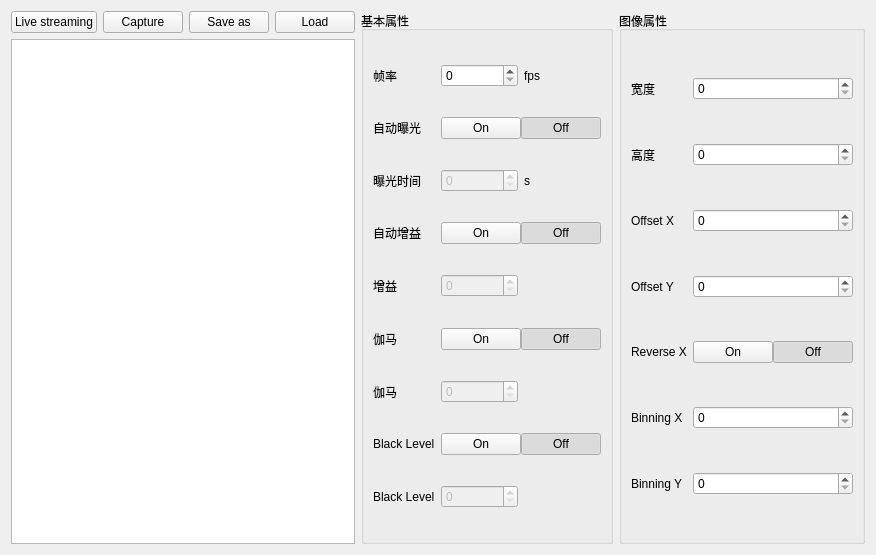
Above: UIModular/MainWindow/FunctionWidget/ImagingWidget/ImagingWidgetUI.ui from EddyXieFalcon/ColorAnalyst before the change. Below: the same form after it.
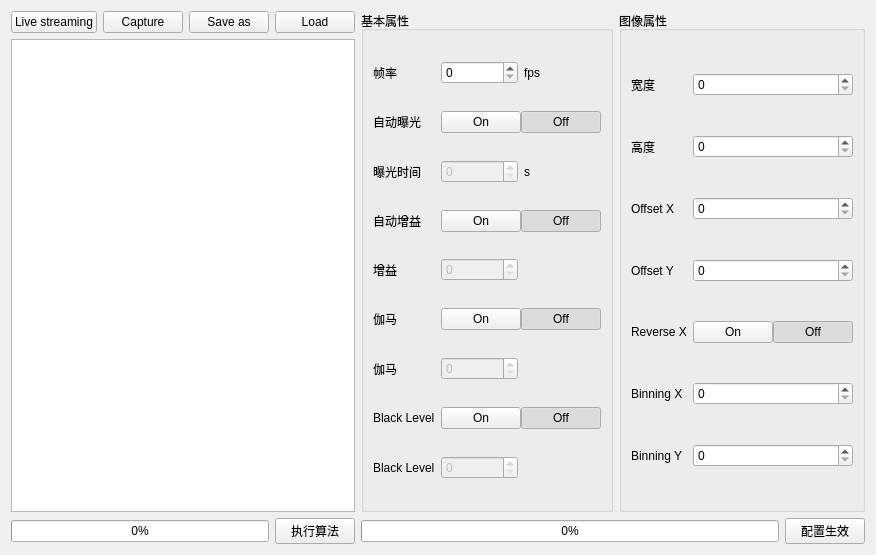
That is the form after the change.

Patch:
```diff
--- a/UIModular/MainWindow/FunctionWidget/ImagingWidget/ImagingWidgetUI.ui
+++ b/UIModular/MainWindow/FunctionWidget/ImagingWidget/ImagingWidgetUI.ui
@@ -13,7 +13,9 @@
   <property name="windowTitle">
    <string>Form</string>
   </property>
-  <layout class="QHBoxLayout" name="horizontalLayout_12">
+  <layout class="QHBoxLayout" name="horizontalLayout_20">
+   <item>
+    <layout class="QVBoxLayout" name="verticalLayout_3">
    <item>
     <layout class="QVBoxLayout" name="verticalLayout">
      <item>
@@ -61,6 +63,30 @@
     </layout>
    </item>
    <item>
+      <layout class="QHBoxLayout" name="horizontalLayout_16">
+       <item>
+        <widget class="QProgressBar" name="progressBarForAlgorithm">
+         <property name="value">
+          <number>0</number>
+         </property>
+        </widget>
+       </item>
+       <item>
+        <widget class="QPushButton" name="btnDoAlgorithm">
+         <property name="text">
+          <string>执行算法</string>
+         </property>
+        </widget>
+       </item>
+      </layout>
+     </item>
+    </layout>
+   </item>
+   <item>
+    <layout class="QVBoxLayout" name="verticalLayout_2" stretch="1,0">
+     <item>
+      <layout class="QHBoxLayout" name="horizontalLayout_12">
+       <item>
     <widget class="QGroupBox" name="groupBoxBaseFeature">
      <property name="title">
       <string>基本属性</string>
@@ -493,6 +519,28 @@
     </widget>
    </item>
   </layout>
+     </item>
+     <item>
+      <layout class="QHBoxLayout" name="horizontalLayout_14">
+       <item>
+        <widget class="QProgressBar" name="progressBarForSetting">
+         <property name="value">
+          <number>0</number>
+         </property>
+        </widget>
+       </item>
+       <item>
+        <widget class="QPushButton" name="btnDoActivite">
+         <property name="text">
+          <string>配置生效</string>
+         </property>
+        </widget>
+       </item>
+      </layout>
+     </item>
+    </layout>
+   </item>
+  </layout>
  </widget>
  <resources/>
  <connections>
```
Left out of the diff: 9 changed lines with no effect on the pictures. Lines whose indentation alone changed are shown as unchanged.
